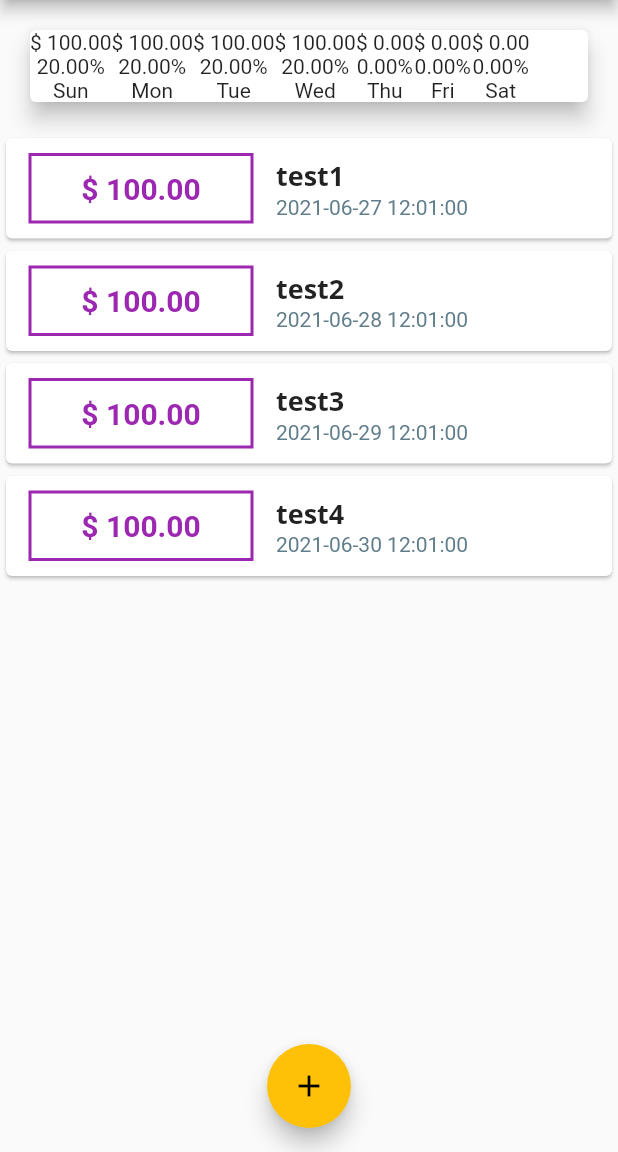
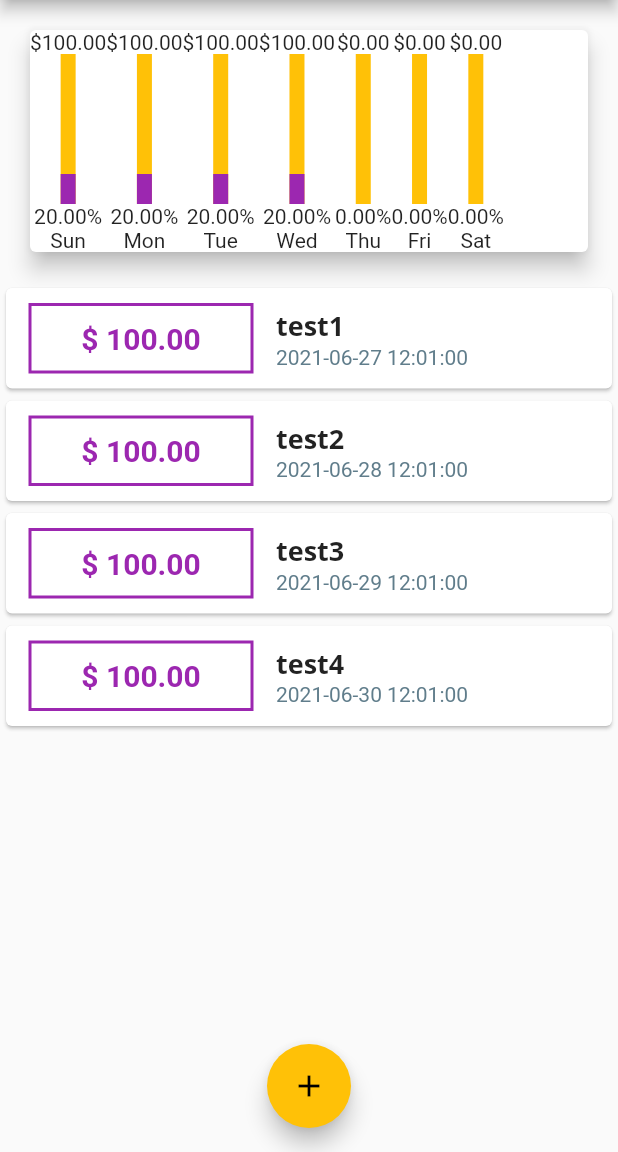
Before and after one commit to jinyongnan810/flutter-expenses-app, a Flutter app: the screen it shows after launch, on a phone screen of 412 x 824 dp, the part 84-1236 px from its top. Run offline on Flutter 3.47's test engine with Material 2 defaults, Android fonts, the phone set to English and light mode, and no system bars.

Commit message:
make bar chart with stack & set alignment

```diff
--- a/lib/widgets/chartbar.dart
+++ b/lib/widgets/chartbar.dart
@@ -9,7 +9,26 @@ class ChartBar extends StatelessWidget {
   Widget build(BuildContext context) {
     return Column(
       children: [
-        Text('\$ ${oneDayAmount.amount.toStringAsFixed(2)}'),
+        Text('\$${oneDayAmount.amount.toStringAsFixed(2)}'),
+        Container(
+          width: 10,
+          height: 100,
+          child: Stack(
+            children: [
+              Container(
+                color: Colors.amber,
+              ),
+              Container(
+                alignment: Alignment.bottomCenter,
+                child: Container(
+                  width: 10,
+                  height: 100 * oneDayAmount.percentage,
+                  color: Theme.of(context).primaryColor,
+                ),
+              )
+            ],
+          ),
+        ),
         Text('${(oneDayAmount.percentage * 100).toStringAsFixed(2)}%'),
         Text(oneDayAmount.day)
       ],
```
